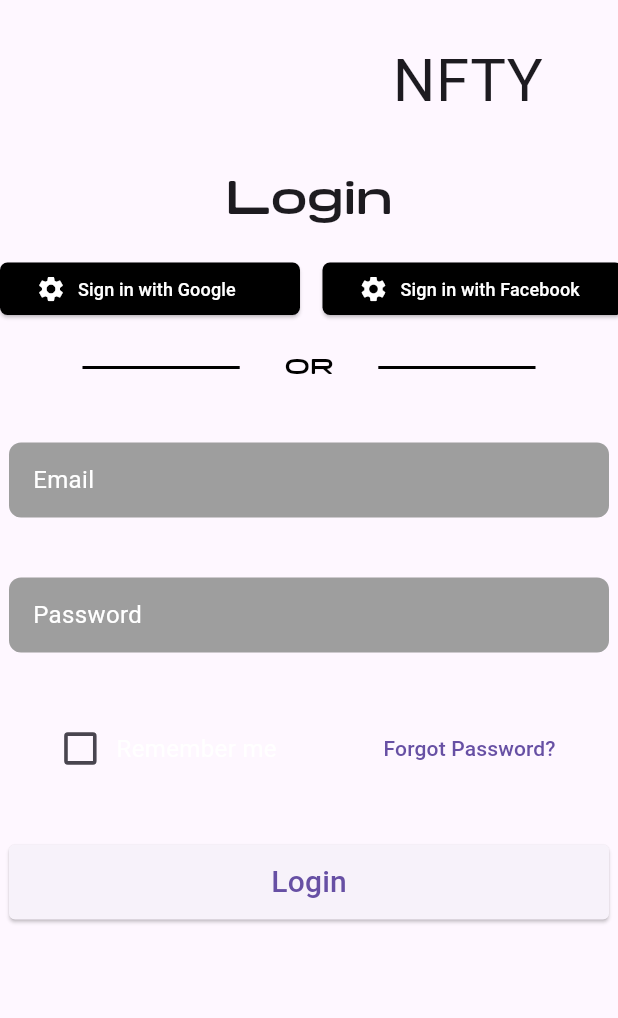
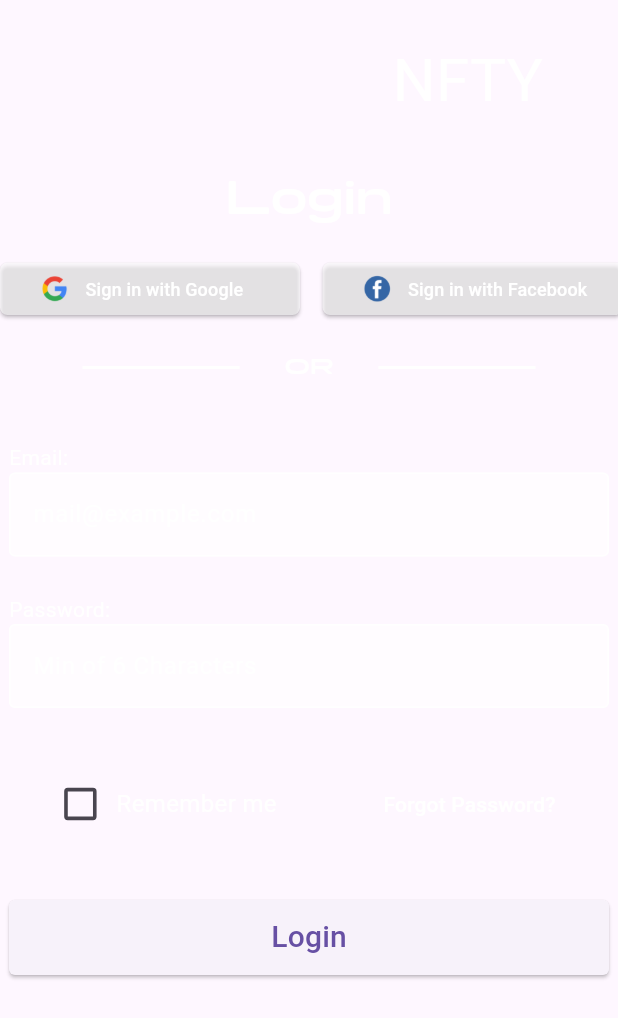
Before and after one commit to RonBers/login-ui-screen-assignment, a Flutter app: the LoginForm widget shown alone on an empty page, opened directly, on a phone screen of 412 x 824 dp. Shown: the top 1018 px of the screen. Run offline on Flutter 3.47's test engine with Material 3 defaults, Android fonts, the phone set to English and light mode, and no system bars; missing offline and left inert: flutter_any_logo; Roboto replaces fonts that are missing (Mortend).

Commit message:
feat: add initial design following the ui example

```diff
--- a/lib/screen/login.dart
+++ b/lib/screen/login.dart
@@ -27,7 +27,7 @@ class Login extends StatelessWidget {
                     height: 700,
                   ),
                   Container(
-                      color: Colors.green,
+                      color: Colors.black,
                       width: 518,
                       height: 700,
                       child: LoginForm()),
@@ -44,6 +44,8 @@ class Login extends StatelessWidget {
 class LoginForm extends StatelessWidget {
   const LoginForm({super.key});
 
+  final Color fontColor = Colors.white;
+
   @override
   Widget build(BuildContext context) {
     return Container(
@@ -59,6 +61,7 @@ class LoginForm extends StatelessWidget {
                   style: TextStyle(
                     fontFamily: 'Mortend',
                     fontSize: 40,
+                    color: fontColor,
                   ),
                 )
               ],
@@ -73,9 +76,11 @@ class LoginForm extends StatelessWidget {
               Text(
                 "Login",
                 style: TextStyle(
-                    fontFamily: 'TurismoCF',
-                    fontSize: 30,
-                    fontWeight: FontWeight.bold),
+                  fontFamily: 'TurismoCF',
+                  fontSize: 30,
+                  fontWeight: FontWeight.bold,
+                  color: fontColor,
+                ),
               )
             ],
           ),
@@ -86,6 +91,7 @@ class LoginForm extends StatelessWidget {
             mainAxisAlignment: MainAxisAlignment.center,
             children: [
               Socialbutton(
+                imageSrc: 'assets/logos/google.png',
                 socialSite: "Google",
                 onPressed: () {},
               ),
@@ -93,6 +99,7 @@ class LoginForm extends StatelessWidget {
                 width: 15,
               ),
               Socialbutton(
+                imageSrc: 'assets/logos/facebook.png',
                 socialSite: "Facebook",
                 onPressed: () {},
               ),
@@ -105,7 +112,7 @@ class LoginForm extends StatelessWidget {
             children: [
               Expanded(
                 child: Divider(
-                  color: Colors.black, // Line color
+                  color: fontColor, // Line color
                   thickness: 2, // Line thickness
                   indent: 55, // Left padding
                   endIndent: 30, // Padding before the "OR" text
@@ -114,13 +121,13 @@ class LoginForm extends StatelessWidget {
               Text(
                 "OR",
                 style: TextStyle(
-                    color: Colors.black, // Text color
+                    color: fontColor, // Text color
                     fontWeight: FontWeight.bold,
                     fontFamily: 'TurismoCF'),
               ),
               Expanded(
                 child: Divider(
-                  color: Colors.black, // Line color
+                  color: fontColor, // Line color
                   thickness: 2, // Line thickness
                   indent: 30, // Padding after the "OR" text
                   endIndent: 55, // Right padding
@@ -133,14 +140,24 @@ class LoginForm extends StatelessWidget {
           ),
           Row(
             mainAxisAlignment: MainAxisAlignment.center,
-            children: [Textbox(label: "Email")],
+            children: [
+              Textbox(
+                label: "Email:",
+                placeholder: 'mail@example.com',
+              )
+            ],
           ),
           SizedBox(
-            height: 40,
+            height: 25,
           ),
           Row(
             mainAxisAlignment: MainAxisAlignment.center,
-            children: [Textbox(label: "Password")],
+            children: [
+              Textbox(
+                label: "Password:",
+                placeholder: 'Min of 6 Characters',
+              )
+            ],
           ),
           SizedBox(
             height: 40,
@@ -149,7 +166,12 @@ class LoginForm extends StatelessWidget {
             mainAxisAlignment: MainAxisAlignment.spaceAround,
             children: [
               CustomCheckbox(),
-              TextButton(onPressed: () {}, child: Text("Forgot Password?")),
+              TextButton(
+                  onPressed: () {},
+                  child: Text(
+                    "Forgot Password?",
+                    style: TextStyle(color: fontColor),
+                  )),
             ],
           ),
           SizedBox(
--- a/lib/widget/socialbutton.dart
+++ b/lib/widget/socialbutton.dart
@@ -5,6 +5,7 @@ import 'package:flutter_any_logo/gen/assets.gen.dart';
 class Socialbutton extends StatelessWidget {
   final String socialSite;
   final VoidCallback onPressed;
+  final String imageSrc;
   final double width;
   final double height;
   final Color backgroundColor;
@@ -14,6 +15,7 @@ class Socialbutton extends StatelessWidget {
     Key? key,
     required this.socialSite,
     required this.onPressed,
+    required this.imageSrc,
     this.width = 200,
     this.height = 35,
     this.backgroundColor = Colors.black,
@@ -29,9 +31,10 @@ class Socialbutton extends StatelessWidget {
         onPressed: () {},
         child: Row(
           children: [
-            Icon(
-              Icons.settings,
-              size: 20,
+            Image.asset(
+              imageSrc,
+              width: 25,
+              height: 25,
             ),
             SizedBox(
               width: 8,
@@ -43,7 +46,7 @@ class Socialbutton extends StatelessWidget {
           ],
         ),
         style: ElevatedButton.styleFrom(
-            backgroundColor: backgroundColor,
+            backgroundColor: Colors.white.withOpacity(0.6),
             foregroundColor: textColor,
             shape: RoundedRectangleBorder(
                 borderRadius: BorderRadius.all(Radius.circular(5)))),
--- a/lib/widget/textbox.dart
+++ b/lib/widget/textbox.dart
@@ -1,40 +1,47 @@
 import 'package:flutter/material.dart';
 
-class Textbox extends StatefulWidget {
-  //const Textbox({ Key? key }) : super(key: key);
+class Textbox extends StatelessWidget {
   final String label;
+  final String placeholder;
   final double width;
-  final double height;
   final Color backgroundColor;
 
   const Textbox({
     Key? key,
     required this.label,
+    this.placeholder = "",
     this.width = 400,
-    this.height = 50,
-    this.backgroundColor = Colors.grey,
-  });
+    this.backgroundColor = Colors.transparent,
+  }) : super(key: key);
 
-  @override
-  _TextboxState createState() => _TextboxState();
-}
-
-class _TextboxState extends State<Textbox> {
   @override
   Widget build(BuildContext context) {
     return Container(
-      width: widget.width, // Set width
-      height: widget.height, // Set height
-      decoration: BoxDecoration(
-        color: widget.backgroundColor, // Set background color
-        borderRadius: BorderRadius.circular(8), // Optional: add rounded corners
-      ),
-      padding: EdgeInsets.symmetric(horizontal: 16),
-      alignment: Alignment.centerLeft, // Align text
-      child: Text(
-        widget.label,
-        style: TextStyle(
-            color: Colors.white, fontSize: 16), // Customize text style
+      width: width,
+      color: backgroundColor,
+      child: Column(
+        crossAxisAlignment: CrossAxisAlignment.start,
+        children: [
+          Text(
+            label,
+            style: TextStyle(color: Colors.white),
+          ),
+          TextField(
+            cursorColor: Colors.white,
+            decoration: InputDecoration(
+                filled: true,
+                fillColor: Colors.white.withOpacity(0.6),
+                border: OutlineInputBorder(),
+                focusedBorder: OutlineInputBorder(
+                  borderSide: BorderSide(color: Colors.white, width: 2.0),
+                ),
+                enabledBorder: OutlineInputBorder(
+                  borderSide: BorderSide(color: Colors.white, width: 1.0),
+                ),
+                hintText: placeholder,
+                hintStyle: TextStyle(color: Colors.white)),
+          ),
+        ],
       ),
     );
   }
--- a/pubspec.yaml
+++ b/pubspec.yaml
@@ -59,9 +59,8 @@ flutter:
   uses-material-design: true
 
   # To add assets to your application, add an assets section, like this:
-  # assets:
-  #   - images/a_dot_burr.jpeg
-  #   - images/a_dot_ham.jpeg
+  assets:
+    - assets/logos/
 
   # An image asset can refer to one or more resolution-specific "variants", see
   # https://flutter.dev/to/resolution-aware-images
```
Also changed, not shown: assets/logos/facebook.png (added), assets/logos/google.png (added).
